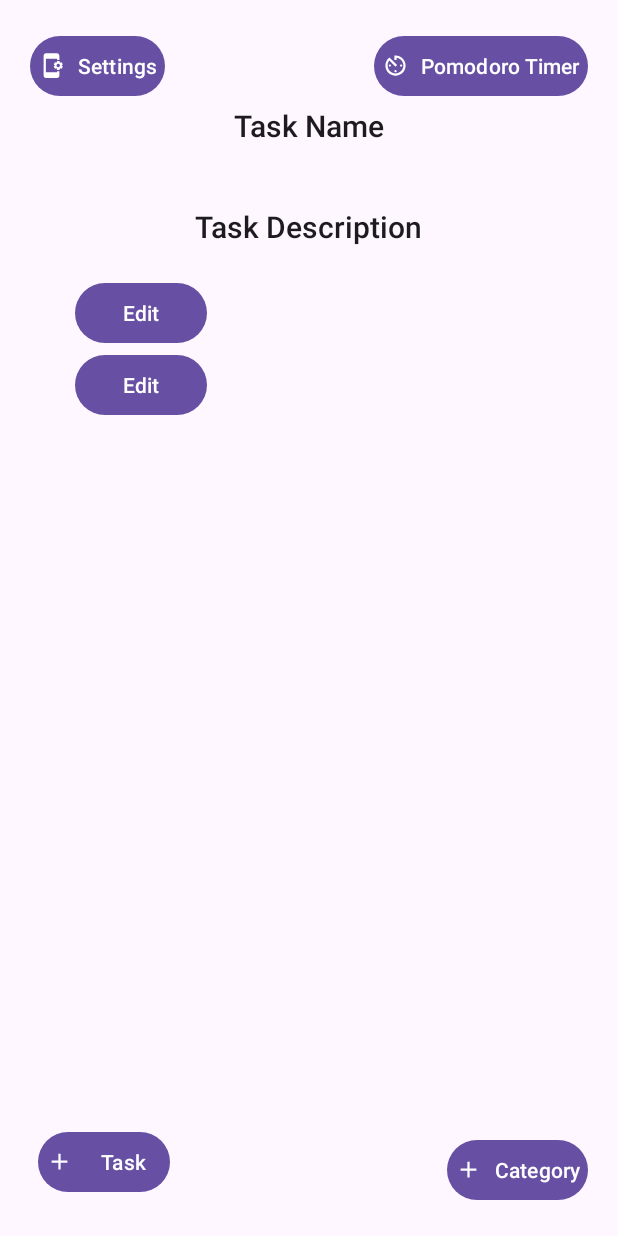
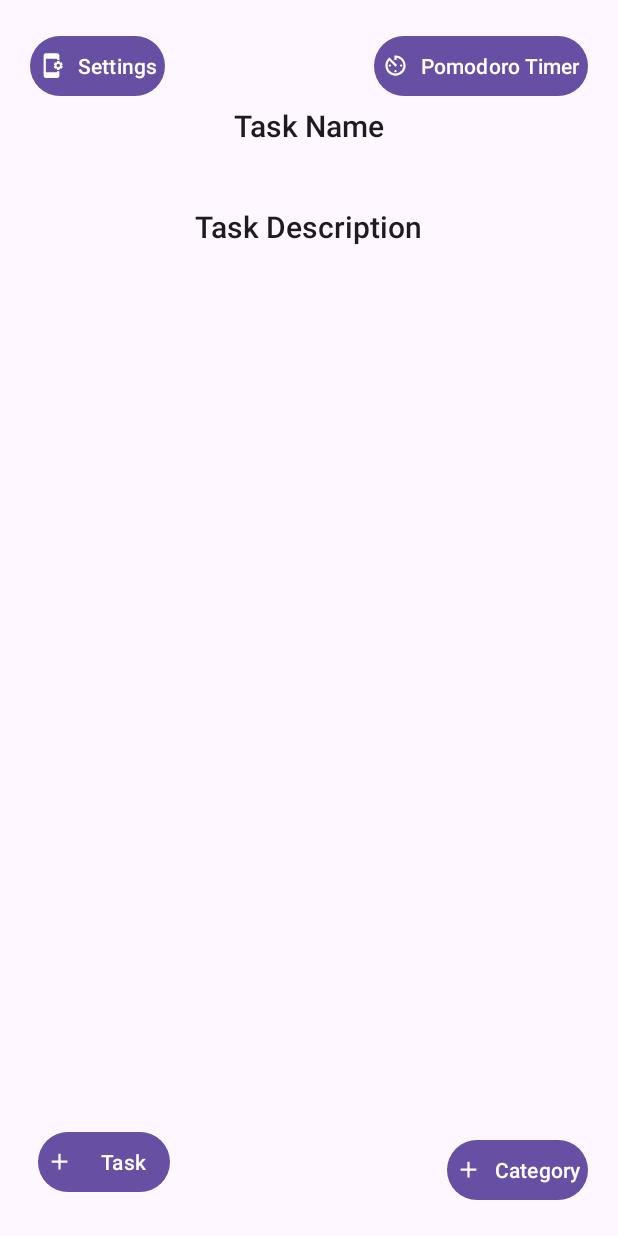
Before and after one commit to nimaintz/taskManager_project_MDAD, an Android app: the screen it shows after launch (MainActivity), on a phone screen of 412 x 824 dp. Run offline under Robolectric (Android 15) with nearby library versions, the phone set to English and light mode, and no system bars.

Commit message:
removed edit buttons

```diff
--- a/app/src/main/res/layout/activity_main.xml
+++ b/app/src/main/res/layout/activity_main.xml
@@ -58,20 +58,17 @@
             android:layout_gravity="center"
             android:id="@+id/task_desc"/>
 
+<!--        <Button-->
+<!--            android:id="@+id/edit_task_button"-->
+<!--            android:layout_height="wrap_content"-->
+<!--            android:layout_width="wrap_content"-->
+<!--            android:text="Edit" />-->
 
-
-
-        <Button
-            android:id="@+id/edit_task_button"
-            android:layout_height="wrap_content"
-            android:layout_width="wrap_content"
-            android:text="Edit" />
-
-        <Button
-            android:id="@+id/edit_category_button"
-            android:layout_height="wrap_content"
-            android:layout_width="wrap_content"
-            android:text="Edit" />
+<!--        <Button-->
+<!--            android:id="@+id/edit_category_button"-->
+<!--            android:layout_height="wrap_content"-->
+<!--            android:layout_width="wrap_content"-->
+<!--            android:text="Edit" />-->
 
     </LinearLayout>
 
```
